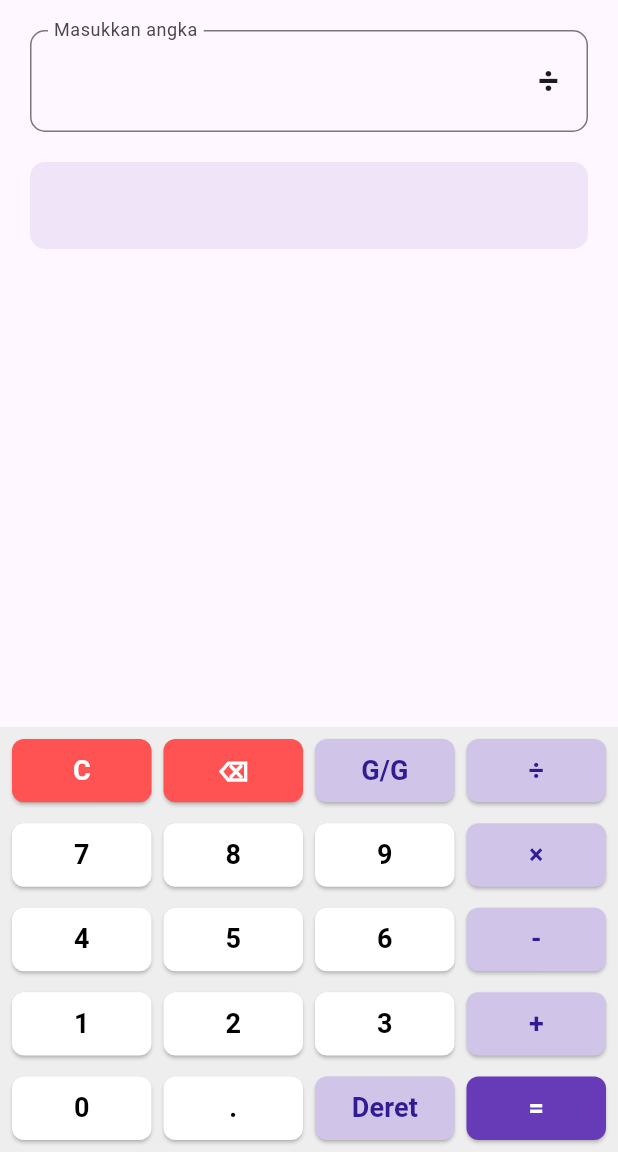
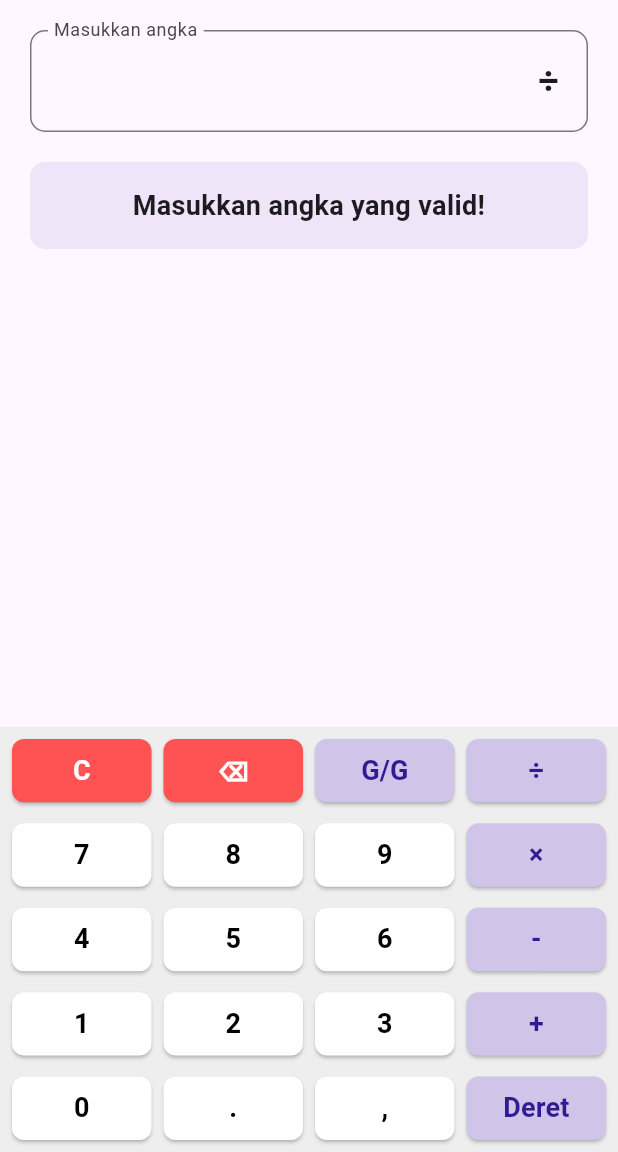
Before and after one commit to Indra-haha/kalkulator-mobile, a Flutter app: the KalkulatorPage screen opened directly, after a tap on an icon or button, on a phone screen of 412 x 824 dp, the part 84-1236 px from its top. Run offline on Flutter 3.47's test engine with Material 3 defaults, Android fonts, the phone set to English and light mode, and no system bars.

Commit message:
fix: return point symbol missing

```diff
--- a/lib/pages/kalkulator_page.dart
+++ b/lib/pages/kalkulator_page.dart
@@ -28,7 +28,7 @@ class _KalkulatorPageState extends State<KalkulatorPage> {
     '7', '8', '9', '×',
     '4', '5', '6', '-',
     '1', '2', '3', '+',
-    '0', '.', 'Deret', '=',
+    '0', '.', ',', 'Deret',
   ];
 
   @override
@@ -43,6 +43,9 @@ class _KalkulatorPageState extends State<KalkulatorPage> {
       'deret': const OperationInfo('Hitung Deret Data', 'Σ', 'Deret'),
     };
     _operation = widget.initialOperation;
+    _displayController.addListener(() {
+      _hitung();
+    });
   }
 
   void _onGridButtonPressed(String value) {
@@ -216,7 +219,6 @@ class _KalkulatorPageState extends State<KalkulatorPage> {
                   ),
 
                   const SizedBox(height: 20),
-
                   Container(
                       padding: const EdgeInsets.all(16),
                       decoration: BoxDecoration(
@@ -235,7 +237,6 @@ class _KalkulatorPageState extends State<KalkulatorPage> {
               ),
             ),
           ),
-
           Container(
             color: Colors.grey[200],
             padding: const EdgeInsets.all(8.0),
```
